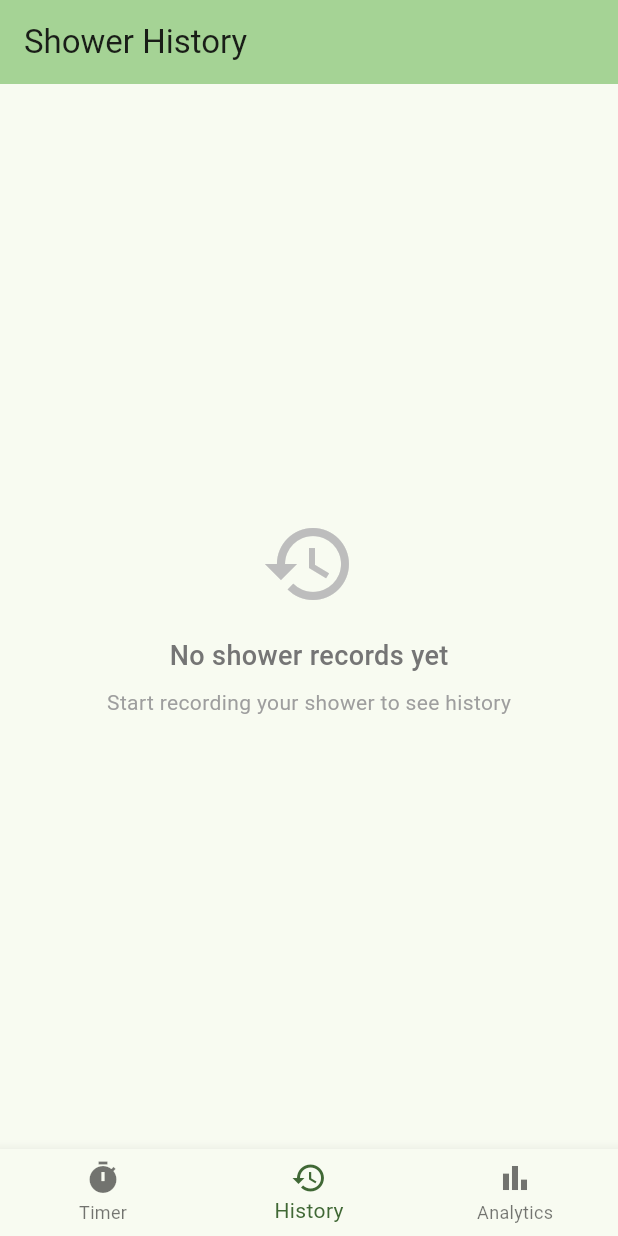
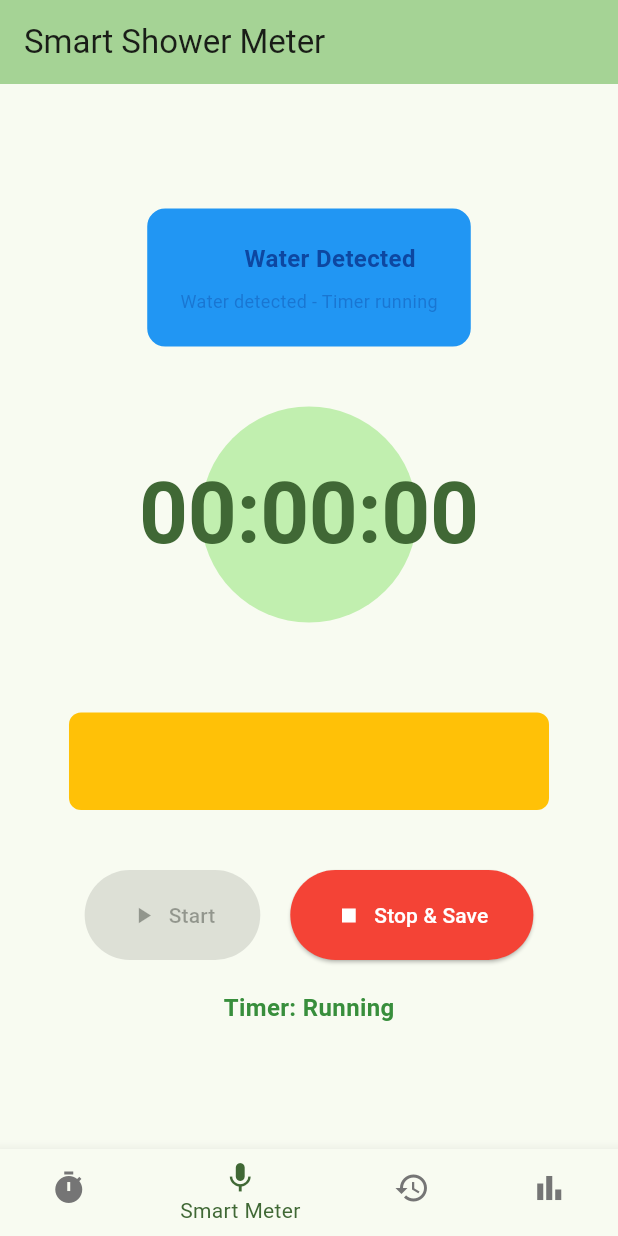
Before and after one commit to neo2100/smart_shower_meter, a Flutter app: the screen it shows after launch, item 2 of the bottom bar chosen, on a phone screen of 412 x 824 dp. Run offline on Flutter 3.47's test engine with Material 3 defaults, Android fonts, the phone set to English and light mode, and no system bars; our stand-ins replace permission_handler, shared_preferences.

Commit message:
Initialize smart meter using mic

```diff
--- a/lib/main.dart
+++ b/lib/main.dart
@@ -3,6 +3,7 @@ import 'models/shower_record.dart';
 import 'pages/timer_page.dart';
 import 'pages/history_page.dart';
 import 'pages/analytics_page.dart';
+import 'pages/smart_meter_page.dart';
 import 'services/database_service.dart';
 
 void main() {
@@ -88,6 +89,7 @@ class _HomePageState extends State<HomePage> {
 
   late final List<Widget> _pages = [
     TimerPage(records: _showerRecords, onRecordAdded: _addRecord),
+    SmartMeterPage(records: _showerRecords, onRecordAdded: _addRecord),
     HistoryPage(records: _showerRecords),
     AnalyticsPage(records: _showerRecords),
   ];
@@ -122,8 +124,12 @@ class _HomePageState extends State<HomePage> {
       bottomNavigationBar: BottomNavigationBar(
         currentIndex: _selectedIndex,
         onTap: _onNavigation,
+        backgroundColor: Theme.of(context).colorScheme.surface,
+        selectedItemColor: Theme.of(context).colorScheme.primary,
+        unselectedItemColor: Colors.grey[600],
         items: const <BottomNavigationBarItem>[
           BottomNavigationBarItem(icon: Icon(Icons.timer), label: 'Timer'),
+          BottomNavigationBarItem(icon: Icon(Icons.mic), label: 'Smart Meter'),
           BottomNavigationBarItem(icon: Icon(Icons.history), label: 'History'),
           BottomNavigationBarItem(
             icon: Icon(Icons.bar_chart),
--- /dev/null
+++ b/lib/pages/smart_meter_page.dart
@@ -0,0 +1,372 @@
+import 'package:flutter/material.dart';
+import '../models/shower_record.dart';
+import '../services/database_service.dart';
+import '../services/sound_detection_service.dart';
+
+class SmartMeterPage extends StatefulWidget {
+  final List<ShowerRecord> records;
+  final Function(ShowerRecord) onRecordAdded;
+
+  const SmartMeterPage({
+    super.key,
+    required this.records,
+    required this.onRecordAdded,
+  });
+
+  @override
+  State<SmartMeterPage> createState() => _SmartMeterPageState();
+}
+
+class _SmartMeterPageState extends State<SmartMeterPage> {
+  late SoundDetectionService _soundDetectionService;
+  bool _waterDetected = false;
+  bool _isRunning = false;
+  bool _isPaused = false;
+  Duration _elapsed = Duration.zero;
+  late Stopwatch _stopwatch;
+  int _recordIdCounter = 1;
+  final DatabaseService _databaseService = DatabaseService();
+  String _statusMessage = 'Initializing...';
+  int _pauseCount = 0;
+
+  @override
+  void initState() {
+    super.initState();
+    _soundDetectionService = SoundDetectionService();
+    _stopwatch = Stopwatch();
+    _initializeSmartMeter();
+  }
+
+  Future<void> _initializeSmartMeter() async {
+    try {
+      // Initialize sound detection
+      final permissionGranted = await _soundDetectionService.initialize();
+
+      if (!permissionGranted) {
+        if (mounted) {
+          setState(() {
+            _statusMessage = 'Microphone permission denied';
+          });
+          ScaffoldMessenger.of(context).showSnackBar(
+            const SnackBar(
+              content: Text(
+                'Microphone permission is required for Smart Meter',
+              ),
+              backgroundColor: Colors.red,
+            ),
+          );
+        }
+        return;
+      }
+
+      // Initialize ID counter
+      final maxId = await _databaseService.getHighestId();
+
+      if (mounted) {
+        setState(() {
+          _recordIdCounter = maxId + 1;
+          _statusMessage = 'Ready to start. Place near water source.';
+        });
+      }
+
+      // Start listening for water sounds
+      await _soundDetectionService.startListening(
+        onWaterDetectedChanged: _onWaterDetectionChanged,
+      );
+    } catch (e) {
+      if (mounted) {
+        setState(() {
+          _statusMessage = 'Error initializing: $e';
+        });
+      }
+    }
+  }
+
+  void _onWaterDetectionChanged(bool detected) {
+    setState(() {
+      _waterDetected = detected;
+    });
+
+    if (detected && !_isRunning) {
+      // Water detected - start timer
+      _startTimer();
+    } else if (!detected && _isRunning && !_isPaused) {
+      // Water stopped - pause timer
+      _pauseCount++;
+
+      // Only pause if water has been off for a short duration
+      if (_pauseCount >= 2) {
+        _pauseTimer();
+        _pauseCount = 0;
+      }
+    } else if (detected && _isRunning && _isPaused) {
+      // Water detected again - resume timer
+      _pauseCount = 0;
+      _resumeTimer();
+    }
+  }
+
+  void _startTimer() {
+    if (!_isPaused) {
+      _stopwatch.start();
+    } else {
+      _stopwatch.start();
+      _isPaused = false;
+    }
+
+    setState(() {
+      _isRunning = true;
+      _isPaused = false;
+      _statusMessage = 'Water detected - Timer running';
+    });
+
+    _updateTimer();
+  }
+
+  void _pauseTimer() {
+    _stopwatch.stop();
+    setState(() {
+      _isPaused = true;
+      _statusMessage = 'Water paused - waiting to resume or stop';
+    });
+  }
+
+  void _resumeTimer() {
+    _stopwatch.start();
+    setState(() {
+      _isPaused = false;
+      _statusMessage = 'Water detected again - Timer resumed';
+    });
+  }
+
+  void _stopTimer() {
+    _stopwatch.stop();
+    final record = ShowerRecord(
+      id: _recordIdCounter++,
+      startTime: DateTime.now().subtract(_stopwatch.elapsed),
+      endTime: DateTime.now(),
+      duration: _stopwatch.elapsed,
+    );
+
+    widget.onRecordAdded(record);
+
+    _stopwatch.reset();
+    _pauseCount = 0;
+
+    setState(() {
+      _isRunning = false;
+      _isPaused = false;
+      _elapsed = Duration.zero;
+      _statusMessage = 'Ready to start. Place near water source.';
+    });
+
+    ScaffoldMessenger.of(context).showSnackBar(
+      SnackBar(
+        content: Text(
+          'Shower recorded: ${record.formattedDuration}',
+          style: const TextStyle(color: Colors.white),
+        ),
+        backgroundColor: Colors.green,
+        duration: const Duration(seconds: 2),
+      ),
+    );
+  }
+
+  void _updateTimer() {
+    if (_isRunning && !_isPaused) {
+      Future.delayed(const Duration(milliseconds: 100), () {
+        if (mounted) {
+          setState(() {
+            _elapsed = _stopwatch.elapsed;
+          });
+          _updateTimer();
+        }
+      });
+    }
+  }
+
+  String _formatDuration(Duration duration) {
+    final hours = duration.inHours;
+    final minutes = duration.inMinutes.remainder(60);
+    final seconds = duration.inSeconds.remainder(60);
+    return '${hours.toString().padLeft(2, '0')}:${minutes.toString().padLeft(2, '0')}:${seconds.toString().padLeft(2, '0')}';
+  }
+
+  @override
+  Widget build(BuildContext context) {
+    return Scaffold(
+      appBar: AppBar(
+        title: const Text('Smart Shower Meter'),
+        backgroundColor: Theme.of(context).colorScheme.inversePrimary,
+      ),
+      body: Center(
+        child: Column(
+          mainAxisAlignment: MainAxisAlignment.center,
+          children: [
+            // Smart Meter Status Indicator
+            Container(
+              padding: const EdgeInsets.all(20),
+              decoration: BoxDecoration(
+                color: _waterDetected
+                    ? Colors.blue.withValues(alpha: 0.3 * 255)
+                    : Colors.grey.withValues(alpha: 0.2 * 255),
+                borderRadius: BorderRadius.circular(12),
+                border: Border.all(
+                  color: _waterDetected ? Colors.blue : Colors.grey,
+                  width: 2,
+                ),
+              ),
+              child: Column(
+                children: [
+                  Row(
+                    mainAxisSize: MainAxisSize.min,
+                    children: [
+                      // Water detection indicator
+                      Container(
+                        width: 16,
+                        height: 16,
+                        decoration: BoxDecoration(
+                          shape: BoxShape.circle,
+                          color: _waterDetected ? Colors.blue : Colors.grey,
+                        ),
+                      ),
+                      const SizedBox(width: 12),
+                      Text(
+                        _waterDetected ? 'Water Detected' : 'Listening...',
+                        style: TextStyle(
+                          fontSize: 16,
+                          fontWeight: FontWeight.bold,
+                          color: _waterDetected
+                              ? Colors.blue[900]
+                              : Colors.grey[700],
+                        ),
+                      ),
+                    ],
+                  ),
+                  const SizedBox(height: 8),
+                  Text(
+                    _statusMessage,
+                    style: TextStyle(
+                      fontSize: 12,
+                      color: _waterDetected
+                          ? Colors.blue[700]
+                          : Colors.grey[600],
+                    ),
+                  ),
+                ],
+              ),
+            ),
+            const SizedBox(height: 40),
+            // Timer Display
+            Container(
+              padding: const EdgeInsets.all(40),
+              decoration: BoxDecoration(
+                shape: BoxShape.circle,
+                color: Theme.of(context).colorScheme.primaryContainer,
+              ),
+              child: Text(
+                _formatDuration(_elapsed),
+                style: Theme.of(context).textTheme.displayLarge?.copyWith(
+                  color: Theme.of(context).colorScheme.primary,
+                  fontWeight: FontWeight.bold,
+                ),
+              ),
+            ),
+            const SizedBox(height: 60),
+            // Mode Information
+            Container(
+              padding: const EdgeInsets.symmetric(horizontal: 20, vertical: 12),
+              decoration: BoxDecoration(
+                color: Colors.amber.withValues(alpha: 0.15 * 255),
+                borderRadius: BorderRadius.circular(8),
+              ),
+              child: const Column(
+                children: [
+                  Text(
+                    'Smart Mode Active',
+                    style: TextStyle(
+                      fontSize: 14,
+                      fontWeight: FontWeight.bold,
+                      color: Colors.amber,
+                    ),
+                  ),
+                  SizedBox(height: 4),
+                  Text(
+                    'Timer starts/pauses automatically with water flow',
+                    style: TextStyle(fontSize: 12, color: Colors.amber),
+                  ),
+                ],
+              ),
+            ),
+            const SizedBox(height: 40),
+            // Control Buttons
+            Row(
+              mainAxisAlignment: MainAxisAlignment.center,
+              children: [
+                // Manual Start Button
+                ElevatedButton.icon(
+                  onPressed: !_isRunning || _isPaused ? _startTimer : null,
+                  icon: const Icon(Icons.play_arrow),
+                  label: const Text('Start'),
+                  style: ElevatedButton.styleFrom(
+                    backgroundColor: Colors.green,
+                    foregroundColor: Colors.white,
+                    padding: const EdgeInsets.symmetric(
+                      horizontal: 30,
+                      vertical: 20,
+                    ),
+                  ),
+                ),
+                const SizedBox(width: 20),
+                // Stop Button (for manual completion)
+                ElevatedButton.icon(
+                  onPressed: _isRunning || _elapsed.inSeconds > 0
+                      ? _stopTimer
+                      : null,
+                  icon: const Icon(Icons.stop),
+                  label: const Text('Stop & Save'),
+                  style: ElevatedButton.styleFrom(
+                    backgroundColor: Colors.red,
+                    foregroundColor: Colors.white,
+                    padding: const EdgeInsets.symmetric(
+                      horizontal: 30,
+                      vertical: 20,
+                    ),
+                  ),
+                ),
+              ],
+            ),
+            const SizedBox(height: 20),
+            // Information
+            Padding(
+              padding: const EdgeInsets.symmetric(horizontal: 20),
+              child: Text(
+                '${_isRunning ? 'Timer: ' : ''}${_isPaused
+                    ? 'Paused'
+                    : _isRunning
+                    ? 'Running'
+                    : 'Ready'}',
+                style: TextStyle(
+                  fontSize: 16,
+                  fontWeight: FontWeight.w600,
+                  color: _isRunning
+                      ? Colors.green[700]
+                      : _elapsed.inSeconds > 0
+                      ? Colors.orange[700]
+                      : Colors.grey[700],
+                ),
+              ),
+            ),
+          ],
+        ),
+      ),
+    );
+  }
+
+  @override
+  void dispose() {
+    _stopwatch.stop();
+    _soundDetectionService.stopListening();
+    super.dispose();
+  }
+}
--- /dev/null
+++ b/lib/services/sound_detection_service.dart
@@ -0,0 +1,238 @@
+/*
+  Sound Detection Service:
+  - Requests microphone permissions
+  - Analyzes audio characteristics to detect water running sounds
+  - Uses multiple audio signal analysis techniques:
+    - RMS (Root Mean Square): Detects overall loudness level
+    - Zero Crossing Rate (ZCR): Identifies frequency characteristics typical of water flow
+    - Continuous Content Analysis: Ensures the sound is continuous (like flowing water) rather than isolated noise
+  - Provides stability through consecutive frame detection (requires 3 consecutive detections before confirming water)
+  - Includes simulated audio processing for testing
+*/
+
+import 'package:permission_handler/permission_handler.dart';
+import 'dart:math';
+import 'package:flutter/foundation.dart';
+
+class SoundDetectionService {
+  bool _isListening = false;
+  Function(bool)? _onWaterDetectedChanged;
+
+  // Sensitivity settings for water detection
+  static const double _defaultThreshold = 0.4; // 40% intensity
+  static const int _sampleWindowSize = 2048; // samples to analyze
+  static const int _requiredConsecutiveDetections =
+      3; // frames needed to confirm
+
+  int _consecutiveWaterDetections = 0;
+  bool _lastWaterDetected = false;
+
+  /// Initialize and request microphone permissions
+  Future<bool> initialize() async {
+    try {
+      final status = await Permission.microphone.request();
+      return status.isGranted;
+    } catch (e) {
+      debugPrint('Error requesting microphone permission: $e');
+      return false;
+    }
+  }
+
+  /// Start listening to microphone input
+  Future<bool> startListening({Function(bool)? onWaterDetectedChanged}) async {
+    try {
+      _onWaterDetectedChanged = onWaterDetectedChanged;
+      _consecutiveWaterDetections = 0;
+      _lastWaterDetected = false;
+
+      _isListening = true;
+
+      // Start analyzing audio stream
+      _simulateAudioAnalysis();
+
+      return true;
+    } catch (e) {
+      debugPrint('Error starting sound detection: $e');
+      return false;
+    }
+  }
+
+  /// Stop listening to microphone input
+  Future<void> stopListening() async {
+    try {
+      _isListening = false;
+      _consecutiveWaterDetections = 0;
+    } catch (e) {
+      debugPrint('Error stopping sound detection: $e');
+    }
+  }
+
+  /// Simulate audio stream analysis
+  void _simulateAudioAnalysis() {
+    if (!_isListening) return;
+
+    // Simulate audio stream processing
+    Future.delayed(const Duration(milliseconds: 100), () {
+      if (!_isListening) return;
+
+      // Generate simulated audio data
+      final audioData = _generateSimulatedAudio();
+
+      final isWaterRunning = _detectWaterSound(audioData);
+
+      // Use consecutive frame detection for stability
+      if (isWaterRunning) {
+        _consecutiveWaterDetections++;
+      } else {
+        _consecutiveWaterDetections = 0;
+      }
+
+      // Confirm water detection after required consecutive frames
+      final confirmed =
+          _consecutiveWaterDetections >= _requiredConsecutiveDetections;
+
+      if (confirmed != _lastWaterDetected) {
+        _lastWaterDetected = confirmed;
+        _onWaterDetectedChanged?.call(confirmed);
+      }
+
+      // Continue listening
+      _simulateAudioAnalysis();
+    });
+  }
+
+  /// Generate simulated audio data for testing
+  /// In production, this would come from actual microphone input
+  List<int> _generateSimulatedAudio() {
+    final random = Random();
+    final audioData = <int>[];
+
+    // Generate 2048 samples of simulated audio
+    for (int i = 0; i < _sampleWindowSize; i++) {
+      // Create white noise with some frequency content variation
+      final sample = (random.nextDouble() - 0.5) * 2.0;
+      final signedSample = (sample * 32767).toInt();
+
+      // Convert to little-endian bytes (16-bit)
+      audioData.add(signedSample & 0xFF);
+      audioData.add((signedSample >> 8) & 0xFF);
+    }
+
+    return audioData;
+  }
+
+  /// Detect if current audio frame contains water running sound
+  /// Returns true if water-like sound is detected
+  bool _detectWaterSound(List<int> audioData) {
+    try {
+      if (audioData.isEmpty) return false;
+
+      // Convert byte data to samples
+      final samples = _convertBytesToSamples(audioData);
+
+      if (samples.isEmpty) return false;
+
+      // Analyze frequency and amplitude characteristics
+      final isWaterSound = _analyzeAudioCharacteristics(samples);
+
+      return isWaterSound;
+    } catch (e) {
+      debugPrint('Error detecting water sound: $e');
+      return false;
+    }
+  }
+
+  /// Convert raw audio bytes to normalized samples
+  List<double> _convertBytesToSamples(List<int> audioData) {
+    final samples = <double>[];
+
+    // Process 16-bit PCM audio (2 bytes per sample)
+    for (int i = 0; i < audioData.length - 1; i += 2) {
+      final sample = (audioData[i + 1] << 8) | audioData[i];
+      // Convert to signed 16-bit
+      final signed = sample > 32767 ? sample - 65536 : sample;
+      // Normalize to range [-1.0, 1.0]
+      samples.add(signed / 32768.0);
+    }
+
+    return samples;
+  }
+
+  /// Analyze audio characteristics to detect water sound
+  /// Water sounds typically have:
+  /// - Mid-range frequency content (500-4000 Hz)
+  /// - Continuous white/pink noise characteristics
+  /// - Moderate to high amplitude
+  bool _analyzeAudioCharacteristics(List<double> samples) {
+    if (samples.length < 100) return false;
+
+    // Calculate RMS (Root Mean Square) - overall loudness
+    double rmsSum = 0;
+    for (final sample in samples) {
+      rmsSum += sample * sample;
+    }
+    final rms = sqrt(rmsSum / samples.length);
+
+    // Check if volume is above minimum threshold
+    if (rms < _defaultThreshold) {
+      return false;
+    }
+
+    // Calculate zero crossing rate
+    // Water sounds typically have moderate ZCR
+    int zeroCrossings = 0;
+    for (int i = 1; i < samples.length; i++) {
+      if ((samples[i] >= 0 && samples[i - 1] < 0) ||
+          (samples[i] < 0 && samples[i - 1] >= 0)) {
+        zeroCrossings++;
+      }
+    }
+
+    final zcr = zeroCrossings / samples.length;
+
+    // Water sound characteristics:
+    // - Moderate ZCR (not too low like bass, not too high like speech)
+    // - Continuous without silence gaps
+    // - Medium to high energy
+
+    // Check if sound characteristics match water
+    final hasWaterLikeZCR = zcr > 0.1 && zcr < 0.6;
+    final hasGoodEnergy = rms > _defaultThreshold;
+    final hasContinuousNoise = _hasContinuousContent(samples);
+
+    return hasWaterLikeZCR && hasGoodEnergy && hasContinuousNoise;
+  }
+
+  /// Check if audio has continuous noise content (characteristic of flowing water)
+  bool _hasContinuousContent(List<double> samples) {
+    // Divide into chunks and check each has some energy
+    final chunkSize = samples.length ~/ 4;
+    if (chunkSize < 50) return true; // Not enough data
+
+    int activeChunks = 0;
+    for (int i = 0; i < 4; i++) {
+      double chunkEnergy = 0;
+      final start = i * chunkSize;
+      final end = (i + 1) * chunkSize;
+
+      for (int j = start; j < end && j < samples.length; j++) {
+        chunkEnergy += samples[j].abs();
+      }
+
+      // Check if chunk has meaningful energy
+      if (chunkEnergy / chunkSize > 0.1) {
+        activeChunks++;
+      }
+    }
+
+    // At least 3 out of 4 chunks should have energy (continuous sound)
+    return activeChunks >= 3;
+  }
+
+  /// Update detection sensitivity (0.1 to 1.0, lower = more sensitive)
+  void setSensitivity(double sensitivity) {
+    // Future enhancement: allow user to adjust sensitivity
+  }
+
+  bool get isListening => _isListening;
+}
--- a/pubspec.yaml
+++ b/pubspec.yaml
@@ -40,6 +40,9 @@ dependencies:
   hive: ^2.2.3
   hive_flutter: ^1.1.0
   path: ^1.9.1
+  # Audio and microphone access
+  permission_handler: ^12.0.1
+  flutter_sound: ^9.2.13
 
 dev_dependencies:
   flutter_test:
```
Also changed, not shown: pubspec.lock, 5 other files.
